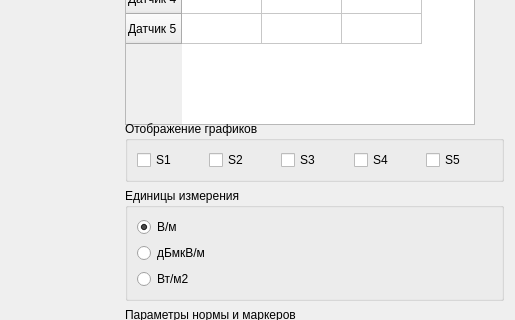
Above: smef/session_viewer.ui from CrinitusFeles/SMEF before the change; both pictures show x 675 to 1190 and y 413 to 733 of the 1190 by 865 pixel window. Below: the same form after it.
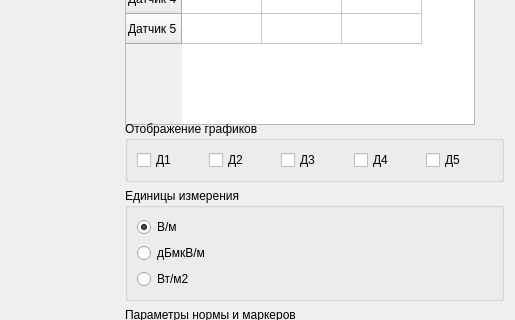
That is the form after the change. Custom widgets are drawn as their Qt base class.

```diff
--- a/smef/session_viewer.ui
+++ b/smef/session_viewer.ui
@@ -202,35 +202,35 @@
           <item>
            <widget class="QCheckBox" name="s1_legend_checkbox">
             <property name="text">
-             <string>S1</string>
+             <string>Д1</string>
             </property>
            </widget>
           </item>
           <item>
            <widget class="QCheckBox" name="checkBos2_legend_checkbox">
             <property name="text">
-             <string>S2</string>
+             <string>Д2</string>
             </property>
            </widget>
           </item>
           <item>
            <widget class="QCheckBox" name="s3_legend_checkbox">
             <property name="text">
-             <string>S3</string>
+             <string>Д3</string>
             </property>
            </widget>
           </item>
           <item>
            <widget class="QCheckBox" name="s4_legend_checkbox">
             <property name="text">
-             <string>S4</string>
+             <string>Д4</string>
             </property>
            </widget>
           </item>
           <item>
            <widget class="QCheckBox" name="s5_legend_checkbox">
             <property name="text">
-             <string>S5</string>
+             <string>Д5</string>
             </property>
            </widget>
           </item>
```
Left out of the diff: 4 changed lines with no effect on the pictures.
